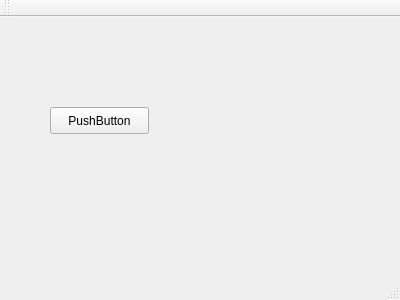
Old version of the form LooseChange/loosechangepresenter.ui in the repository gojoe262/LooseChange.
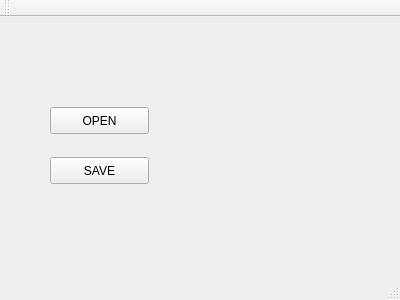
New version of the form.

Commit message: Open and Save Added to DAO, Unit Test Added (More or less)

The edit to the form file:
```diff
--- a/LooseChange/loosechangepresenter.ui
+++ b/LooseChange/loosechangepresenter.ui
@@ -24,7 +24,20 @@
      </rect>
     </property>
     <property name="text">
-     <string>PushButton</string>
+     <string>OPEN</string>
+    </property>
+   </widget>
+   <widget class="QPushButton" name="pushButton">
+    <property name="geometry">
+     <rect>
+      <x>50</x>
+      <y>140</y>
+      <width>99</width>
+      <height>27</height>
+     </rect>
+    </property>
+    <property name="text">
+     <string>SAVE</string>
     </property>
    </widget>
   </widget>
```
The commit also changes 12 other files.
